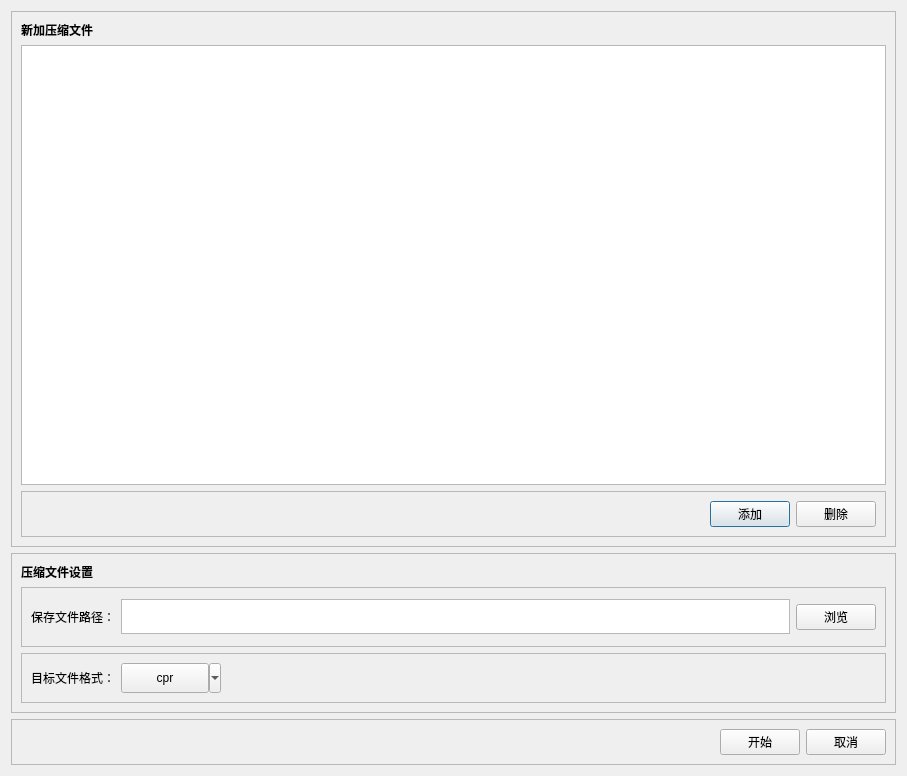
1234-bai/Huffman_Compress, file QTHuffman_Compress/comdialog.ui: the form before one commit.
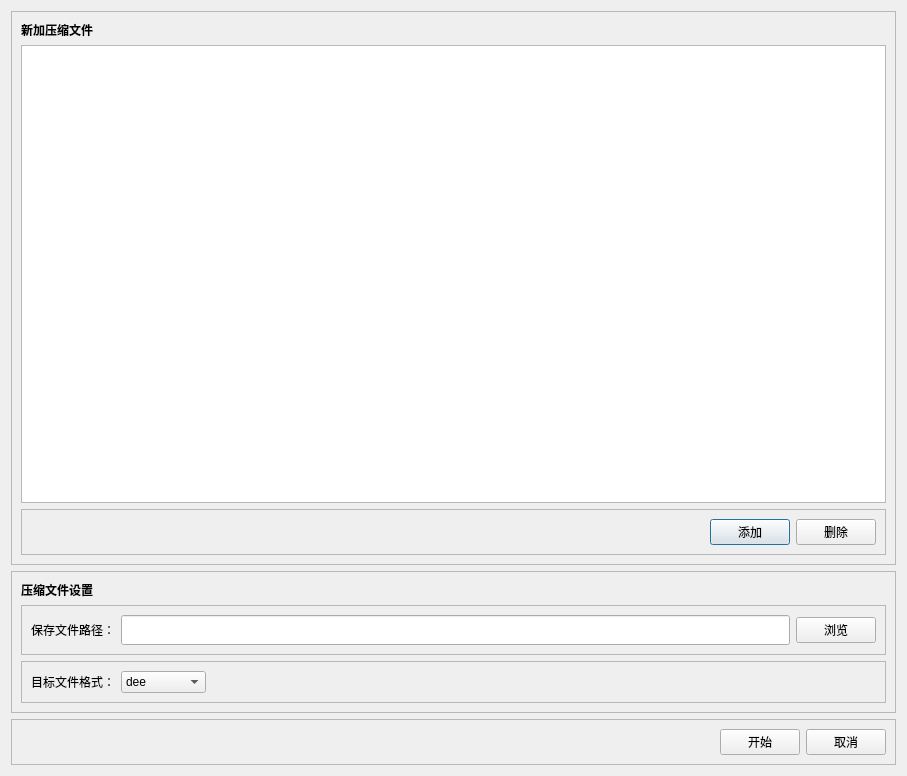
The form after the commit.

What changed in the file:
```diff
--- a/QTHuffman_Compress/comdialog.ui
+++ b/QTHuffman_Compress/comdialog.ui
@@ -188,16 +188,13 @@
           </widget>
          </item>
          <item>
-          <widget class="QTextEdit" name="textEdit">
-           <property name="maximumSize">
+          <widget class="QLineEdit" name="lineEdit">
+           <property name="minimumSize">
             <size>
-             <width>16777215</width>
-             <height>35</height>
+             <width>0</width>
+             <height>30</height>
             </size>
            </property>
-           <property name="readOnly">
-            <bool>true</bool>
-           </property>
           </widget>
          </item>
          <item>
@@ -232,41 +229,6 @@
          <enum>QFrame::Raised</enum>
         </property>
         <layout class="QGridLayout" name="gridLayout_2">
-         <item row="0" column="1">
-          <widget class="QToolButton" name="choseFileTypeButton">
-           <property name="minimumSize">
-            <size>
-             <width>100</width>
-             <height>30</height>
-            </size>
-           </property>
-           <property name="text">
-            <string>cpr</string>
-           </property>
-           <property name="popupMode">
-            <enum>QToolButton::MenuButtonPopup</enum>
-           </property>
-           <property name="toolButtonStyle">
-            <enum>Qt::ToolButtonTextBesideIcon</enum>
-           </property>
-           <property name="arrowType">
-            <enum>Qt::NoArrow</enum>
-           </property>
-          </widget>
-         </item>
-         <item row="0" column="0">
-          <widget class="QLabel" name="label_4">
-           <property name="minimumSize">
-            <size>
-             <width>60</width>
-             <height>0</height>
-            </size>
-           </property>
-           <property name="text">
-            <string>目标文件格式：</string>
-           </property>
-          </widget>
-         </item>
          <item row="0" column="2">
           <spacer name="horizontalSpacer_3">
            <property name="orientation">
@@ -274,12 +236,51 @@
            </property>
            <property name="sizeHint" stdset="0">
             <size>
-             <width>105</width>
+             <width>100</width>
              <height>20</height>
             </size>
            </property>
           </spacer>
          </item>
+         <item row="0" column="0">
+          <widget class="QLabel" name="label_4">
+           <property name="minimumSize">
+            <size>
+             <width>60</width>
+             <height>0</height>
+            </size>
+           </property>
+           <property name="text">
+            <string>目标文件格式：</string>
+           </property>
+          </widget>
+         </item>
+         <item row="0" column="1">
+          <widget class="QComboBox" name="comboBox">
+           <property name="minimumSize">
+            <size>
+             <width>85</width>
+             <height>0</height>
+            </size>
+           </property>
+           <property name="layoutDirection">
+            <enum>Qt::LeftToRight</enum>
+           </property>
+           <property name="currentIndex">
+            <number>0</number>
+           </property>
+           <item>
+            <property name="text">
+             <string>dee</string>
+            </property>
+           </item>
+           <item>
+            <property name="text">
+             <string>cpr</string>
+            </property>
+           </item>
+          </widget>
+         </item>
         </layout>
        </widget>
       </item>
```
